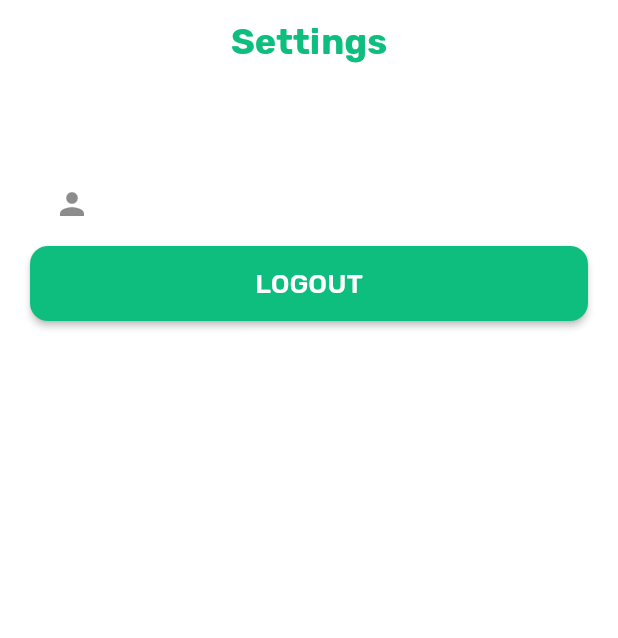
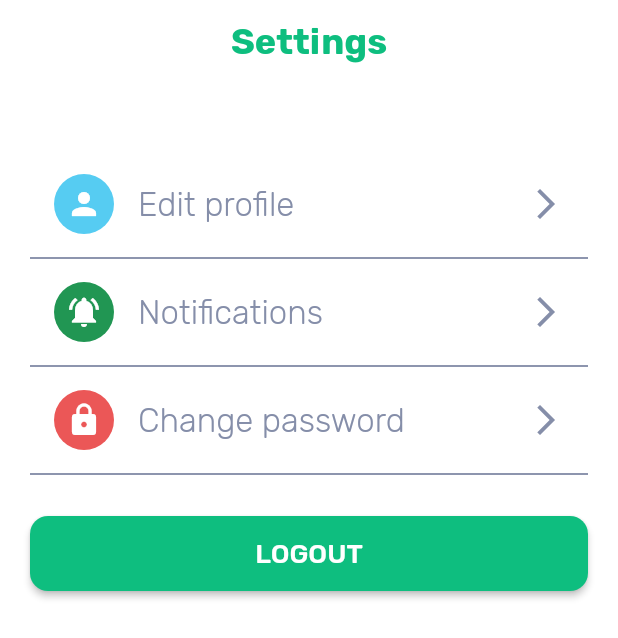
Before and after one commit to Khaled-Shbair/smart_store, a Flutter app: the SettingsScreen screen opened directly, on a phone screen of 412 x 824 dp. Shown: the top 638 px of the screen. Run offline on Flutter 3.47's test engine with Material 2 defaults, Android fonts, the phone set to English and light mode, and no system bars; our stand-ins replace carousel_slider, flutter_rating_bar, flutter_svg, fluttertoast, get, shared_preferences; accounts and stored records are empty; network calls fail.

```diff
--- a/lib/app_routers.dart
+++ b/lib/app_routers.dart
@@ -1,6 +1,7 @@
 import 'package:flutter/material.dart';
 import 'constants/routes.dart';
 import 'models/home_model.dart';
+import 'screens/auth_screen/change_password_screen.dart';
 import 'screens/auth_screen/forget_password.dart';
 import 'screens/auth_screen/login_screen.dart';
 import 'screens/auth_screen/register_screen.dart';
@@ -29,6 +30,9 @@ class AppRouters {
         return MaterialPageRoute(builder: (context) => const CategoryScreen());
       case appLayout:
         return MaterialPageRoute(builder: (context) => const AppLayout());
+      case changePasswordScreen:
+        return MaterialPageRoute(
+            builder: (context) => const ChangePasswordScreen());
       case subCategoryScreen:
         return MaterialPageRoute(
             builder: (context) => const SubCategoryScreen());
--- a/lib/constants/colors.dart
+++ b/lib/constants/colors.dart
@@ -8,4 +8,8 @@ class ColorsApp {
   static const Color gery = Color(0XFF677294);
   static const Color geryBold = Color(0XFF858EA9);
   static const Color scaffoldColor = Colors.white;
+  static const Color iconRed = Color(0XFFEB5757);
+  static const Color iconGreen = Color(0XFF219653);
+  static const Color iconBlue = Color(0XFF56CCF2);
+
 }
--- a/lib/constants/routes.dart
+++ b/lib/constants/routes.dart
@@ -11,5 +11,6 @@ const String categoryScreen = '/categoryScreen';
 const String favoriteScreen = '/favoriteScreen';
 const String subCategoryScreen = '/subCategoryScreen';
 const String resetPasswordScreen = '/resetPasswordScreen';
+const String changePasswordScreen = '/changePasswordScreen';
 const String productDetailsScreen = '/productDetailsScreen';
 const String productCategoryScreen = '/productCategoryScreen';
--- a/lib/screens/auth_screen/forget_password.dart
+++ b/lib/screens/auth_screen/forget_password.dart
@@ -34,6 +34,7 @@ class _ForgetPasswordState extends State<ForgetPassword> with Helpers {
   @override
   Widget build(BuildContext context) {
     return Scaffold(
+      backgroundColor: ColorsApp.scaffoldColor,
       appBar: AppBar(
         title: const ViewDetails(
           data: 'FORGET PASSWORD',
--- a/lib/screens/auth_screen/login_screen.dart
+++ b/lib/screens/auth_screen/login_screen.dart
@@ -41,6 +41,7 @@ class _LoginScreenState extends State<LoginScreen> with Helpers {
   @override
   Widget build(BuildContext context) {
     return Scaffold(
+      backgroundColor: ColorsApp.scaffoldColor,
       appBar: AppBar(
         title: const ViewDetails(
           data: 'LOGIN',
@@ -78,11 +79,8 @@ class _LoginScreenState extends State<LoginScreen> with Helpers {
           sizedBox(20),
           PasswordFiled(
             controller: _passwordController,
-            keyboard: TextInputType.visiblePassword,
             obscureText: _obscureText,
             labelText: 'Password',
-            prefixIcon: _obscureText ? Icons.lock_outline : Icons.lock_open,
-            suffixIcon: _obscureText ? Icons.visibility : Icons.visibility_off,
             onPressed: () {
               setState(() {
                 _obscureText = !_obscureText;
--- a/lib/screens/auth_screen/register_screen.dart
+++ b/lib/screens/auth_screen/register_screen.dart
@@ -87,11 +87,8 @@ class _RegisterScreenState extends State<RegisterScreen> with Helpers {
   Widget passwordField() {
     return PasswordFiled(
       controller: _passwordController,
-      keyboard: TextInputType.visiblePassword,
       obscureText: _obscureText,
       labelText: 'Password',
-      prefixIcon: _obscureText ? Icons.lock_outline : Icons.lock_open,
-      suffixIcon: _obscureText ? Icons.visibility : Icons.visibility_off,
       onPressed: () {
         setState(() {
           _obscureText = !_obscureText;
--- a/lib/screens/settings_screen.dart
+++ b/lib/screens/settings_screen.dart
@@ -7,6 +7,7 @@ import '../constants/fonts.dart';
 import '../constants/colors.dart';
 import '../utils/helpers.dart';
 import '../widgets/button_auth.dart';
+import '../widgets/list_settings.dart';
 import '../widgets/view_details.dart';
 
 class SettingsScreen extends StatefulWidget {
@@ -37,24 +38,46 @@ class _SettingsScreenState extends State<SettingsScreen> with Helpers {
         children: [
           Text(PrefController().name),
           Text(PrefController().phone),
-          ListTile(
-            leading: Icon(Icons.person),
+          ListSettings(
+            icon: Icons.person,
+            backgroundColor: ColorsApp.iconBlue,
+            title: 'Edit profile',
+            onTap: () => Navigator.pushNamed(context, ''), //TODO
           ),
+          divider(),
+          ListSettings(
+            icon: Icons.notifications_active,
+            backgroundColor: ColorsApp.iconGreen,
+            title: 'Notifications',
+            onTap: () => Navigator.pushNamed(context, ''), //TODO
+          ),
+          divider(),
+          ListSettings(
+            icon: Icons.lock,
+            backgroundColor: ColorsApp.iconRed,
+            title: 'Change password',
+            onTap: () => Navigator.pushNamed(context, changePasswordScreen),
+          ),
+          divider(),
+          const SizedBox(height: 20),
           ButtonAuth(
             text: 'LOGOUT',
-            onPressed: () async {
-              ApiResponse apiResponse = await AuthApiController().logout();
-              showSnackBar(
-                  message: apiResponse.message, error: !apiResponse.status);
-              if (apiResponse.status) {
-                navigator();
-              }
-            },
+            onPressed: () async => _logout(),
           ),
         ],
       ),
     );
   }
 
+  Widget divider() => const Divider(color: ColorsApp.gery, thickness: 1);
+
+  Future<void> _logout() async {
+    ApiResponse apiResponse = await AuthApiController().logout();
+    showSnackBar(message: apiResponse.message, error: !apiResponse.status);
+    if (apiResponse.status) {
+      navigator();
+    }
+  }
+
   void navigator() => Navigator.pushReplacementNamed(context, loginScreen);
 }
--- /dev/null
+++ b/lib/widgets/list_settings.dart
@@ -0,0 +1,43 @@
+import 'package:flutter/material.dart';
+
+import '../constants/colors.dart';
+import '../constants/fonts.dart';
+import 'view_details.dart';
+
+class ListSettings extends StatelessWidget {
+  const ListSettings({
+    Key? key,
+    required this.onTap,
+    required this.icon,
+    required this.backgroundColor,
+    required this.title,
+  }) : super(key: key);
+  final String title;
+  final IconData icon;
+  final Function() onTap;
+  final Color backgroundColor;
+
+  @override
+  Widget build(BuildContext context) {
+    return ListTile(
+      onTap: onTap,
+      leading: CircleAvatar(
+        backgroundColor: backgroundColor,
+        child: Icon(
+          icon,
+          color: Colors.white,
+        ),
+      ),
+      title: ViewDetails(
+        data: title,
+        color: ColorsApp.geryBold,
+        fontFamily: FontsApp.fontLight,
+        fontSize: 22,
+      ),
+      trailing: const Icon(
+        Icons.arrow_forward_ios,
+        color: ColorsApp.geryBold,
+      ),
+    );
+  }
+}
```
Also changed, not shown: lib/api/auth_api_controller.dart (+32 -0 lines), lib/screens/auth_screen/change_password_screen.dart (added, +145 -0 lines), lib/screens/auth_screen/reset_password_screen.dart (+3 -12 lines), lib/widgets/password_filed.dart (+9 -9 lines).
